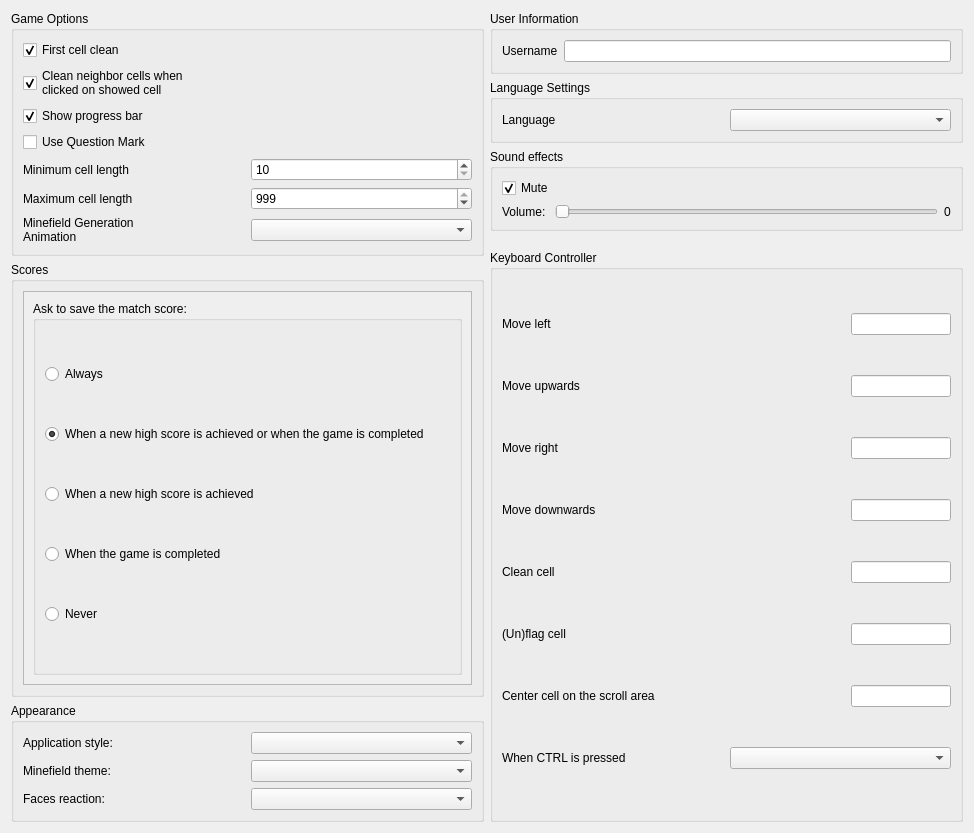
This is src/libreminespreferencesdialog.ui in Bollos00/LibreMines as Qt 5 draws it before an edit. The edited form follows.
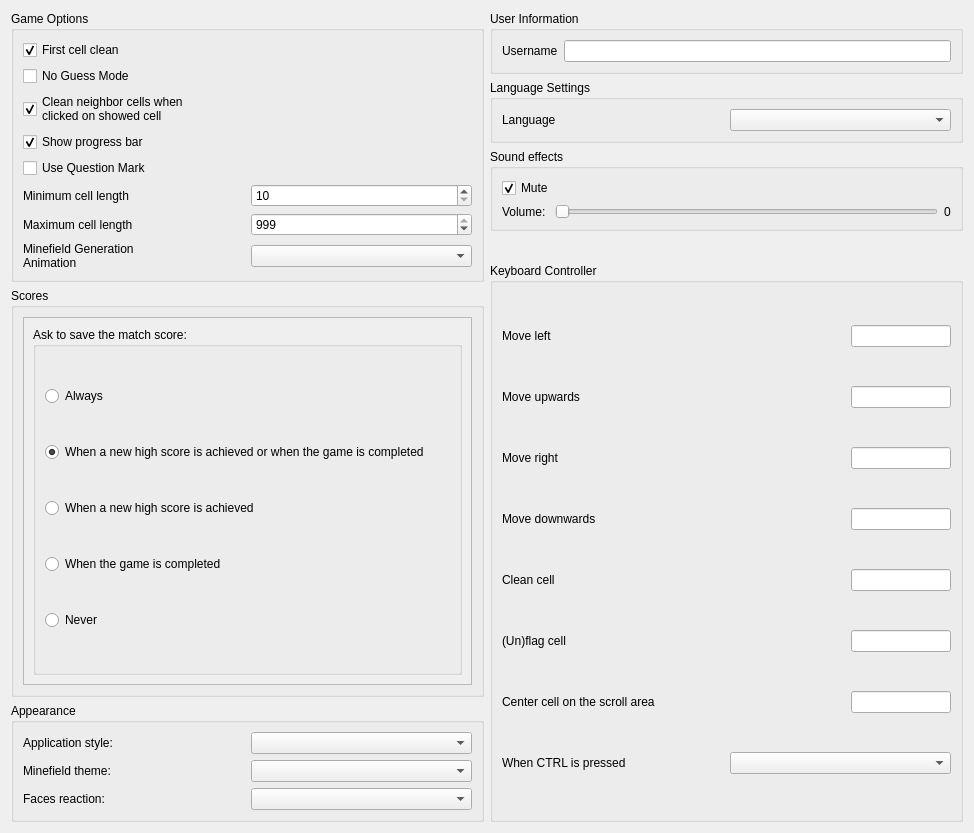
This is the edited form. Custom widgets are drawn as their Qt base class.

Commit message:
no guess mode - added no guess mode options - New no guess mode game difficulties - Updated game scored to handle new game difficulties - Added no guess mode on preference dialog -  Updated game engine to use no guess mode option
Missing solver algorithm addition and implementation

The edit to the form file:
```diff
--- a/src/libreminespreferencesdialog.ui
+++ b/src/libreminespreferencesdialog.ui
@@ -30,6 +30,16 @@
         </property>
        </widget>
       </item>
+      <item>
+       <widget class="QCheckBox" name="cbNoGuessMode">
+        <property name="text">
+         <string>No Guess Mode</string>
+        </property>
+        <property name="checked">
+         <bool>false</bool>
+        </property>
+       </widget>
+      </item>
       <item>
        <widget class="QCheckBox" name="cbCleanNeighborCellsWhenClickedOnShowedCell">
         <property name="text">
```
The commit also changes 9 other files.
